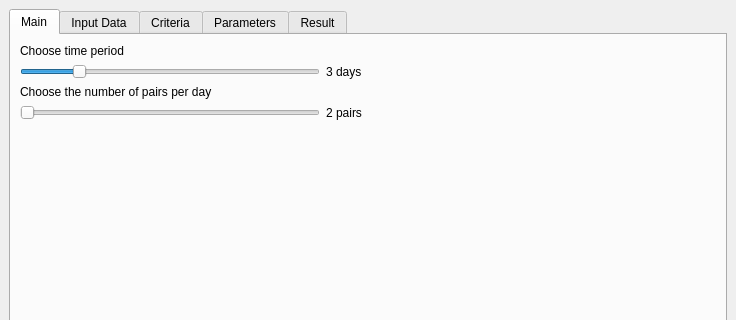
Old version of the form mainwindow.ui in the repository Firyst/GeneticTimetables; both pictures show x 0 to 736 and y 0 to 320 of the 736 by 583 pixel window.
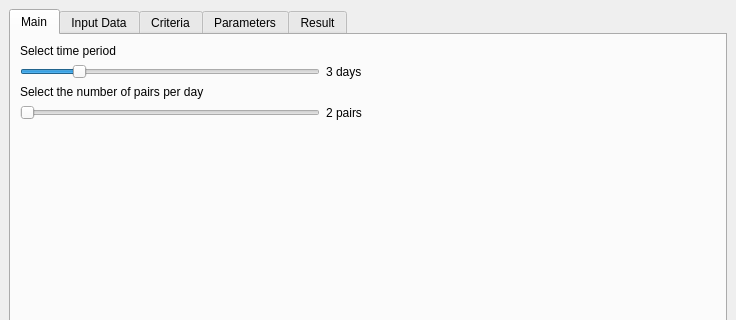
New version of the form.

What changed in the file:
```diff
--- a/mainwindow.ui
+++ b/mainwindow.ui
@@ -30,7 +30,7 @@
           <item>
            <widget class="QLabel" name="label">
             <property name="text">
-             <string>Choose time period</string>
+             <string>Select time period</string>
             </property>
            </widget>
           </item>
@@ -77,7 +77,7 @@
           <item>
            <widget class="QLabel" name="label_2">
             <property name="text">
-             <string>Choose the number of pairs per day</string>
+             <string>Select the number of pairs per day</string>
             </property>
            </widget>
           </item>
```
